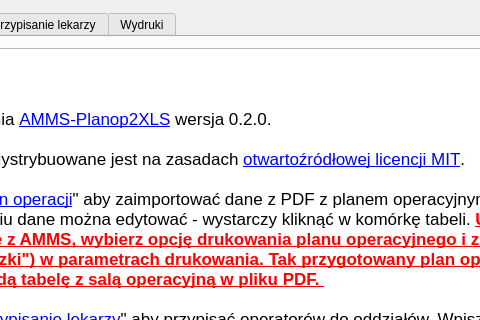
This is amms_planop2xls/mainwindow.ui in mpasternak/amms-planop2xls as Qt 5 draws it before an edit; both pictures show x 242 to 722 and y 0 to 320 of the 914 by 676 pixel window. The edited form follows.
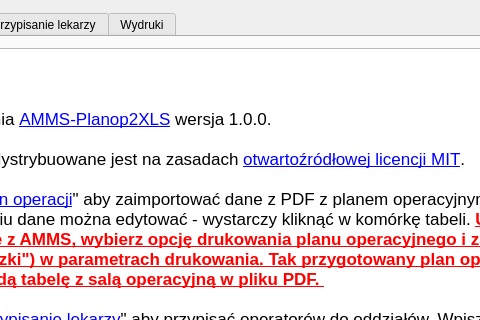
This is the edited form. Icons and pictures are not drawn.

The edit to the form file:
```diff
--- a/amms_planop2xls/mainwindow.ui
+++ b/amms_planop2xls/mainwindow.ui
@@ -40,7 +40,7 @@
 &lt;/style&gt;&lt;/head&gt;&lt;body style=&quot; font-family:'.SF NS Text'; font-size:13pt; font-weight:400; font-style:normal;&quot;&gt;
 &lt;p style=&quot; margin-top:0px; margin-bottom:0px; margin-left:0px; margin-right:0px; -qt-block-indent:0; text-indent:0px;&quot;&gt;&lt;span style=&quot; font-size:18pt; font-weight:600;&quot;&gt;Instrukcja obsługi&lt;/span&gt;&lt;/p&gt;
 &lt;p style=&quot;-qt-paragraph-type:empty; margin-top:0px; margin-bottom:0px; margin-left:0px; margin-right:0px; -qt-block-indent:0; text-indent:0px; font-size:18pt; font-weight:600;&quot;&gt;&lt;br /&gt;&lt;/p&gt;
-&lt;p style=&quot; margin-top:0px; margin-bottom:0px; margin-left:0px; margin-right:0px; -qt-block-indent:0; text-indent:0px;&quot;&gt;Korzystasz z oprogramowania &lt;a href=&quot;https://github.com/mpasternak/amms-planop2xls&quot;&gt;&lt;span style=&quot; text-decoration: underline; color:#0000ff;&quot;&gt;AMMS-Planop2XLS&lt;/span&gt;&lt;/a&gt; wersja 0.2.0. &lt;/p&gt;
+&lt;p style=&quot; margin-top:0px; margin-bottom:0px; margin-left:0px; margin-right:0px; -qt-block-indent:0; text-indent:0px;&quot;&gt;Korzystasz z oprogramowania &lt;a href=&quot;https://github.com/mpasternak/amms-planop2xls&quot;&gt;&lt;span style=&quot; text-decoration: underline; color:#0000ff;&quot;&gt;AMMS-Planop2XLS&lt;/span&gt;&lt;/a&gt; wersja 1.0.0. &lt;/p&gt;
 &lt;p style=&quot;-qt-paragraph-type:empty; margin-top:0px; margin-bottom:0px; margin-left:0px; margin-right:0px; -qt-block-indent:0; text-indent:0px;&quot;&gt;&lt;br /&gt;&lt;/p&gt;
 &lt;p style=&quot; margin-top:0px; margin-bottom:0px; margin-left:0px; margin-right:0px; -qt-block-indent:0; text-indent:0px;&quot;&gt;Niniejsze oprogramowanie dystrybuowane jest na zasadach &lt;a href=&quot;https://pl.wikipedia.org/wiki/Licencja_MIT&quot;&gt;&lt;span style=&quot; text-decoration: underline; color:#0000ff;&quot;&gt;otwartoźródłowej licencji MIT&lt;/span&gt;&lt;/a&gt;. &lt;/p&gt;
 &lt;p style=&quot;-qt-paragraph-type:empty; margin-top:0px; margin-bottom:0px; margin-left:0px; margin-right:0px; -qt-block-indent:0; text-indent:0px;&quot;&gt;&lt;br /&gt;&lt;/p&gt;
```
